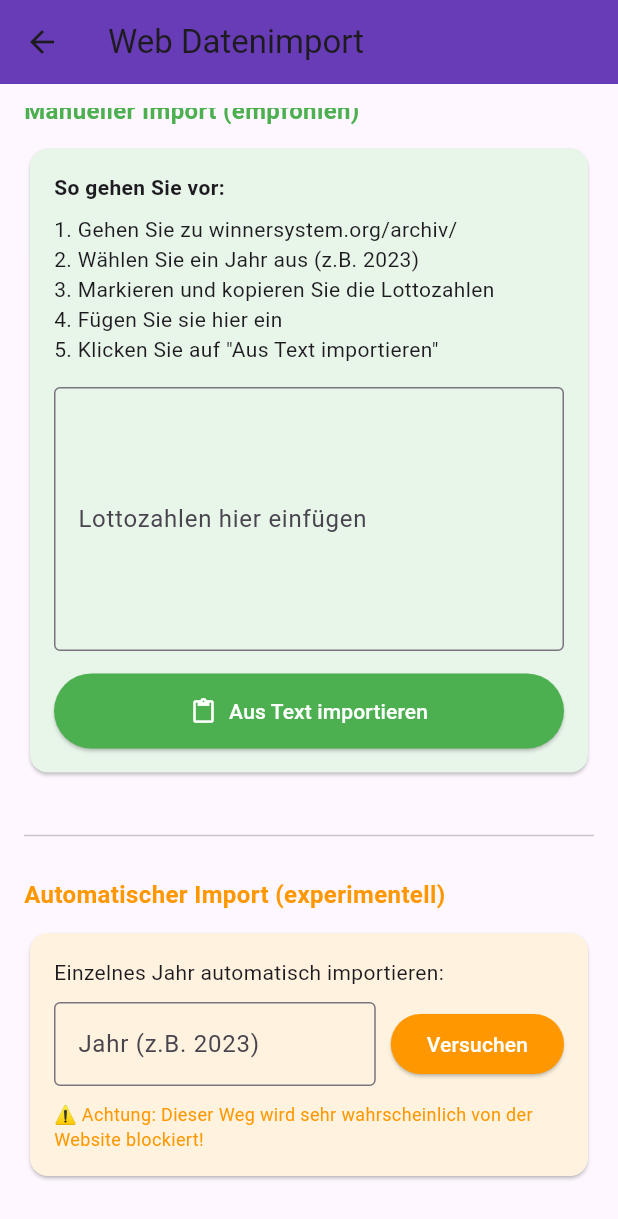
After one commit to funatiker1968-hub/Lottogenerator_v4, a Flutter app: the WebImportPage screen opened by its route, scrolled down 136 dp, after a tap on "Aus Text importieren", on a phone screen of 412 x 824 dp. The commit adds this screen. Shown: the top 1219 px of the screen. Run offline on Flutter 3.47's test engine with Material 3 defaults, Android fonts, the phone set to English and light mode, and no system bars; our stand-ins replace audioplayers, sqflite; accounts and stored records are empty; network calls fail.

Commit message:
Web-Scraper Fehler behoben
- 'ziehungen' Variable in _parseTextLine korrigiert
- 'timeout' Parameter aus http.get entfernt (nicht unterstützt)
- _importCounter für Datumsgenerierung hinzugefügt
- Alle Compiler-Fehler behoben

```diff
--- a/lib/historie_page.dart
+++ b/lib/historie_page.dart
@@ -36,6 +36,7 @@ class _HistoriePageState extends State<HistoriePage> {
       setState(() => isLoading = false);
     }
   }
+
   Future<void> _fuegeBeispielDatenHinzu() async {
     setState(() => isLoading = true);
 
@@ -78,6 +79,7 @@ Future<void> _loescheAlleDaten() async {
       await _ladeZiehungen();
     }
   }
+
   @override
   Widget build(BuildContext context) {
     return Scaffold(
@@ -85,6 +87,14 @@ Widget build(BuildContext context) {
         title: const Text('Lotto Historie'),
         backgroundColor: Colors.blue,
         actions: [
+          // NEUER IMPORT-BUTTON
+          IconButton(
+            icon: const Icon(Icons.cloud_download),
+            onPressed: () {
+              Navigator.pushNamed(context, '/webimport');
+            },
+            tooltip: 'Daten aus Web importieren',
+          ),
           if (ziehungen.isNotEmpty)
             IconButton(
               icon: const Icon(Icons.delete),
@@ -174,7 +184,7 @@ Widget build(BuildContext context) {
                             ),
                             SizedBox(height: 8),
                             Text(
-                            'Klicken Sie auf "Beispiel-Daten"',
+                              'Klicken Sie auf "Beispiel-Daten" oder "Web Import"',
                               style: TextStyle(color: Colors.grey),
                             ),
                           ],
@@ -192,6 +202,7 @@ Widget build(BuildContext context) {
       ),
     );
   }
+
   Widget _buildStatCard(String title, String value) {
     return Column(
       children: [
--- a/lib/main.dart
+++ b/lib/main.dart
@@ -6,7 +6,8 @@ import 'screens/home_screen.dart';
 import 'screens/lotto_6aus49_screen.dart';
 import 'screens/eurojackpot_screen.dart';
 import 'historie_page.dart';
-import 'statistik_page.dart';  // Neue Statistik-Seite
+import 'statistik_page.dart';
+import 'web_import_page.dart';  // Neue Import-Seite
 
 void main() {
   runApp(const LottoGeneratorApp());
@@ -44,7 +45,8 @@ class _LottoGeneratorAppState extends State<LottoGeneratorApp> {
         "/lotto": (_) => const Lotto6aus49Screen(),
         "/eurojackpot": (_) => const EurojackpotScreen(),
         "/historie": (_) => const HistoriePage(),
-        "/statistik": (_) => const StatistikPage(),  // Neue Route für Statistik
+        "/statistik": (_) => const StatistikPage(),
+        "/webimport": (_) => const WebImportPage(),  // Neue Route
       },
     );
   }
--- /dev/null
+++ b/lib/web_import_page.dart
@@ -0,0 +1,295 @@
+import 'package:flutter/material.dart';
+import 'package:lottogenerator_v4/services/web_scraper.dart';
+
+class WebImportPage extends StatefulWidget {
+  const WebImportPage({Key? key}) : super(key: key);
+
+  @override
+  _WebImportPageState createState() => _WebImportPageState();
+}
+
+class _WebImportPageState extends State<WebImportPage> {
+  final WinnersystemScraper scraper = WinnersystemScraper();
+  final TextEditingController _yearController = TextEditingController();
+  final TextEditingController _textController = TextEditingController();
+
+  String _status = 'Bereit';
+  bool _isImporting = false;
+  bool _connectionTested = false;
+  bool _connectionOk = false;
+  ScraperResult? _lastResult;
+
+  @override
+  void initState() {
+    super.initState();
+    _testConnection();
+  }
+
+  Future<void> _testConnection() async {
+    setState(() {
+      _status = 'Teste Verbindung zu winnersystem.org...';
+      _isImporting = true;
+    });
+
+    final ok = await scraper.testConnection();
+
+    setState(() {
+      _connectionTested = true;
+      _connectionOk = ok;
+      _isImporting = false;
+      _status = ok ? '✅ Verbindung erfolgreich' : '⚠️ Verbindung blockiert oder fehlgeschlagen';
+    });
+  }
+
+  Future<void> _importYear() async {
+    if (_yearController.text.isEmpty) return;
+
+    final jahr = int.tryParse(_yearController.text);
+    if (jahr == null || jahr < 1955 || jahr > DateTime.now().year) {
+      setState(() {
+        _status = '❌ Bitte gültiges Jahr eingeben (1955-${DateTime.now().year})';
+      });
+      return;
+    }
+
+    setState(() {
+      _isImporting = true;
+      _status = 'Importiere Jahr $jahr... (kann blockiert werden)';
+    });
+
+    final result = await scraper.importYear('6aus49', jahr);
+
+    setState(() {
+      _isImporting = false;
+      _lastResult = result;
+      _status = result.toString();
+    });
+  }
+
+  Future<void> _importFromText() async {
+    if (_textController.text.trim().isEmpty) return;
+
+    setState(() {
+      _isImporting = true;
+      _status = 'Importiere aus Text...';
+    });
+
+    final result = await scraper.importFromText(_textController.text, '6aus49');
+
+    setState(() {
+      _isImporting = false;
+      _lastResult = result;
+      _status = result.toString();
+    });
+  }
+
+  @override
+  Widget build(BuildContext context) {
+    return Scaffold(
+      appBar: AppBar(
+        title: const Text('Web Datenimport'),
+        backgroundColor: Colors.deepPurple,
+      ),
+      body: Padding(
+        padding: const EdgeInsets.all(16.0),
+        child: SingleChildScrollView(
+          child: Column(
+            crossAxisAlignment: CrossAxisAlignment.start,
+            children: [
+              // Verbindungsstatus
+              Card(
+                color: _connectionTested
+                    ? (_connectionOk ? Colors.green[50] : Colors.orange[50])
+                    : Colors.grey[50],
+                child: Padding(
+                  padding: const EdgeInsets.all(16.0),
+                  child: Column(
+                    children: [
+                      Row(
+                        children: [
+                          Icon(
+                            _connectionTested
+                                ? (_connectionOk ? Icons.check_circle : Icons.warning)
+                                : Icons.info,
+                            color: _connectionTested
+                                ? (_connectionOk ? Colors.green : Colors.orange)
+                                : Colors.grey,
+                          ),
+                          const SizedBox(width: 10),
+                          Expanded(
+                            child: Text(
+                              _status,
+                              style: TextStyle(
+                                fontWeight: FontWeight.bold,
+                                color: _connectionTested
+                                    ? (_connectionOk ? Colors.green : Colors.orange)
+                                    : Colors.grey,
+                              ),
+                            ),
+                          ),
+                        ],
+                      ),
+                      if (!_connectionOk && _connectionTested)
+                        const Padding(
+                          padding: EdgeInsets.only(top: 8.0),
+                          child: Text(
+                            'Hinweis: Die Website blockiert wahrscheinlich automatische Zugriffe. Bitte verwenden Sie die manuelle Text-Eingabe.',
+                            style: TextStyle(fontSize: 12, color: Colors.orange),
+                          ),
+                        ),
+                    ],
+                  ),
+                ),
+              ),
+
+              const SizedBox(height: 20),
+
+              // Manueller Text-Import (EMPFEHLUNG)
+              const Text(
+                'Manueller Import (empfohlen)',
+                style: TextStyle(fontSize: 16, fontWeight: FontWeight.bold, color: Colors.green),
+              ),
+              const SizedBox(height: 10),
+              Card(
+                color: Colors.green[50],
+                child: Padding(
+                  padding: const EdgeInsets.all(16.0),
+                  child: Column(
+                    crossAxisAlignment: CrossAxisAlignment.start,
+                    children: [
+                      const Text(
+                        'So gehen Sie vor:',
+                        style: TextStyle(fontWeight: FontWeight.bold),
+                      ),
+                      const SizedBox(height: 8),
+                      const Text('1. Gehen Sie zu winnersystem.org/archiv/'),
+                      const Text('2. Wählen Sie ein Jahr aus (z.B. 2023)'),
+                      const Text('3. Markieren und kopieren Sie die Lottozahlen'),
+                      const Text('4. Fügen Sie sie hier ein'),
+                      const Text('5. Klicken Sie auf "Aus Text importieren"'),
+                      const SizedBox(height: 15),
+                      TextField(
+                        controller: _textController,
+                        maxLines: 6,
+                        decoration: const InputDecoration(
+                          labelText: 'Lottozahlen hier einfügen',
+                          border: OutlineInputBorder(),
+                          hintText: 'Beispiel:\n04.12.2023 3 7 12 25 34 42 SZ:8\n02.12.2023 5 11 19 23 37 45 SZ:2',
+                        ),
+                      ),
+                      const SizedBox(height: 15),
+                      SizedBox(
+                        width: double.infinity,
+                        child: ElevatedButton.icon(
+                          onPressed: _isImporting ? null : _importFromText,
+                          icon: const Icon(Icons.paste),
+                          label: const Text('Aus Text importieren'),
+                          style: ElevatedButton.styleFrom(
+                            backgroundColor: Colors.green,
+                            foregroundColor: Colors.white,
+                            padding: const EdgeInsets.symmetric(vertical: 15),
+                          ),
+                        ),
+                      ),
+                    ],
+                  ),
+                ),
+              ),
+
+              const SizedBox(height: 30),
+              const Divider(),
+              const SizedBox(height: 20),
+
+              // Automatischer Import (wahrscheinlich blockiert)
+              const Text(
+                'Automatischer Import (experimentell)',
+                style: TextStyle(fontSize: 16, fontWeight: FontWeight.bold, color: Colors.orange),
+              ),
+              const SizedBox(height: 10),
+              Card(
+                color: Colors.orange[50],
+                child: Padding(
+                  padding: const EdgeInsets.all(16.0),
+                  child: Column(
+                    crossAxisAlignment: CrossAxisAlignment.start,
+                    children: [
+                      const Text('Einzelnes Jahr automatisch importieren:'),
+                      const SizedBox(height: 10),
+                      Row(
+                        children: [
+                          Expanded(
+                            child: TextField(
+                              controller: _yearController,
+                              keyboardType: TextInputType.number,
+                              decoration: const InputDecoration(
+                                labelText: 'Jahr (z.B. 2023)',
+                                border: OutlineInputBorder(),
+                              ),
+                            ),
+                          ),
+                          const SizedBox(width: 10),
+                          ElevatedButton(
+                            onPressed: _isImporting ? null : _importYear,
+                            style: ElevatedButton.styleFrom(
+                              backgroundColor: Colors.orange,
+                              foregroundColor: Colors.white,
+                            ),
+                            child: const Text('Versuchen'),
+                          ),
+                        ],
+                      ),
+                      const SizedBox(height: 10),
+                      const Text(
+                        '⚠️ Achtung: Dieser Weg wird sehr wahrscheinlich von der Website blockiert!',
+                        style: TextStyle(fontSize: 12, color: Colors.orange),
+                      ),
+                    ],
+                  ),
+                ),
+              ),
+
+              const SizedBox(height: 20),
+
+              // Status-Anzeige
+              if (_isImporting || _lastResult != null)
+                Container(
+                  padding: const EdgeInsets.all(12),
+                  decoration: BoxDecoration(
+                    color: _isImporting ? Colors.blue[50] :
+                           (_lastResult?.success == true ? Colors.green[50] : Colors.orange[50]),
+                    borderRadius: BorderRadius.circular(8),
+                    border: Border.all(
+                      color: _isImporting ? Colors.blue :
+                            (_lastResult?.success == true ? Colors.green : Colors.orange),
+                    ),
+                  ),
+                  child: Row(
+                    children: [
+                      if (_isImporting)
+                        const Padding(
+                          padding: EdgeInsets.only(right: 10),
+                          child: SizedBox(
+                            width: 20,
+                            height: 20,
+                            child: CircularProgressIndicator(strokeWidth: 2),
+                          ),
+                        ),
+                      Expanded(
+                        child: Text(
+                          _status,
+                          style: TextStyle(
+                            color: _isImporting ? Colors.blue :
+                                   (_lastResult?.success == true ? Colors.green : Colors.orange),
+                          ),
+                        ),
+                      ),
+                    ],
+                  ),
+                ),
+            ],
+          ),
+        ),
+      ),
+    );
+  }
+}
--- a/pubspec.yaml
+++ b/pubspec.yaml
@@ -12,6 +12,7 @@ dependencies:
   sqflite: ^2.3.0
   path: ^1.8.3
   http: ^1.1.0
+  html: ^0.15.4
 
 dev_dependencies:
   flutter_test:
```
Also changed, not shown: lib/services/web_scraper.dart (added, +362 -0 lines), pubspec.lock, 2 other files. Lines whose indentation alone changed are shown as unchanged.
